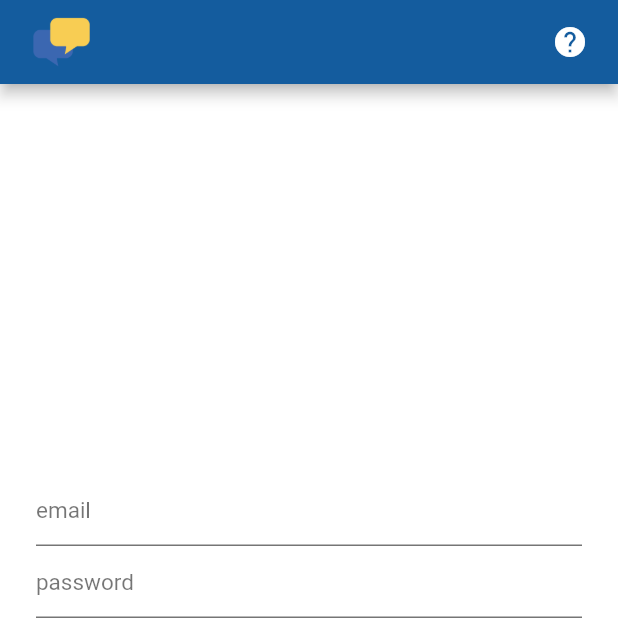
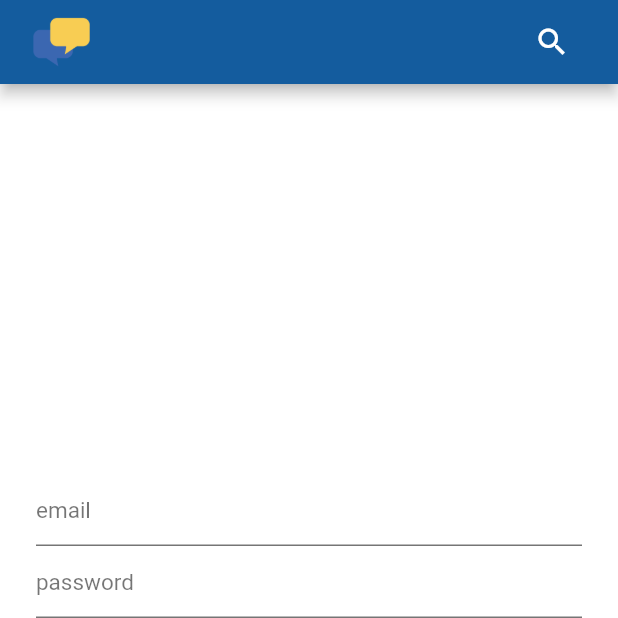
Before and after one commit to anantsinghal47/hello-chat-app, a Flutter app: the screen it shows after launch, on a phone screen of 412 x 824 dp, the top half of it. Run offline on Flutter 3.47's test engine with Material 2 defaults, Android fonts, the phone set to English and light mode, and no system bars; our stand-ins replace cloud_firestore, firebase_auth, firebase_core, shared_preferences; accounts and stored records are empty.

Commit message:
sign in and sign up button problem fixed

```diff
--- a/hello_chat_app/lib/views/signin.dart
+++ b/hello_chat_app/lib/views/signin.dart
@@ -73,12 +73,11 @@ class _SignInState extends State<SignIn>{
          actions: [
            Container(
              padding:EdgeInsets.symmetric(horizontal: 20) ,
-               child: GestureDetector(
-                 onTap: (){
+               child: IconButton(
+                 icon: Icon( Icons.search ),
+                onPressed: (){},
+               ),
 
-                 },
-                   child: Icon(Icons.help)
-               )
            )
          ],
       ), // creating appbar function which in return gives us a widget
@@ -130,7 +129,11 @@ class _SignInState extends State<SignIn>{
                     )
                 ),
                 SizedBox(height: 10),
-                Container(
+                GestureDetector(
+                  onTap: (){
+                    signMeIn();
+                  },
+                  child: Container(
 
                    // height: 65,
                     width: MediaQuery.of(context).size.width,
@@ -154,6 +157,10 @@ class _SignInState extends State<SignIn>{
                       ],
                             ),
                       alignment: Alignment.center,
+                      child: GestureDetector(
+                        onTap: (){
+                          signMeIn();
+                        },
                         child: TextButton(
                           onPressed: () async {},
                           child: GestureDetector(
@@ -164,6 +171,8 @@ class _SignInState extends State<SignIn>{
                             },
                             child: Text("Sign In" ,
                                   style: mediumTextstyle(),
+                                ),
+                          ),
                         ),
                       ),
                         ),
@@ -206,6 +215,7 @@ class _SignInState extends State<SignIn>{
                       GestureDetector(
                         onTap: () {
                           widget.toggle();// switching the signIn screen to SignUp screen
+
                         },
                         child: Text("Register now" , style:TextStyle(
                         color: Colors.indigo,
--- a/hello_chat_app/lib/views/signup.dart
+++ b/hello_chat_app/lib/views/signup.dart
@@ -48,11 +48,12 @@ class _SignUpState extends State<SignUp>{
      // uploading userInfo simultaneously
       databaseMethods.uploadUserInfo(userInfoMap);
     // this replaces the screen in which we are to route
+
       Navigator.pushReplacement(context, MaterialPageRoute(
         // which screen we want to go
         builder: (context) => SignIn(widget.toggle)
       ));
-      print("You are in chatRoom");
+      print("please sign in to continue");
 
     }
   }
```
Lines whose indentation alone changed are shown as unchanged.
